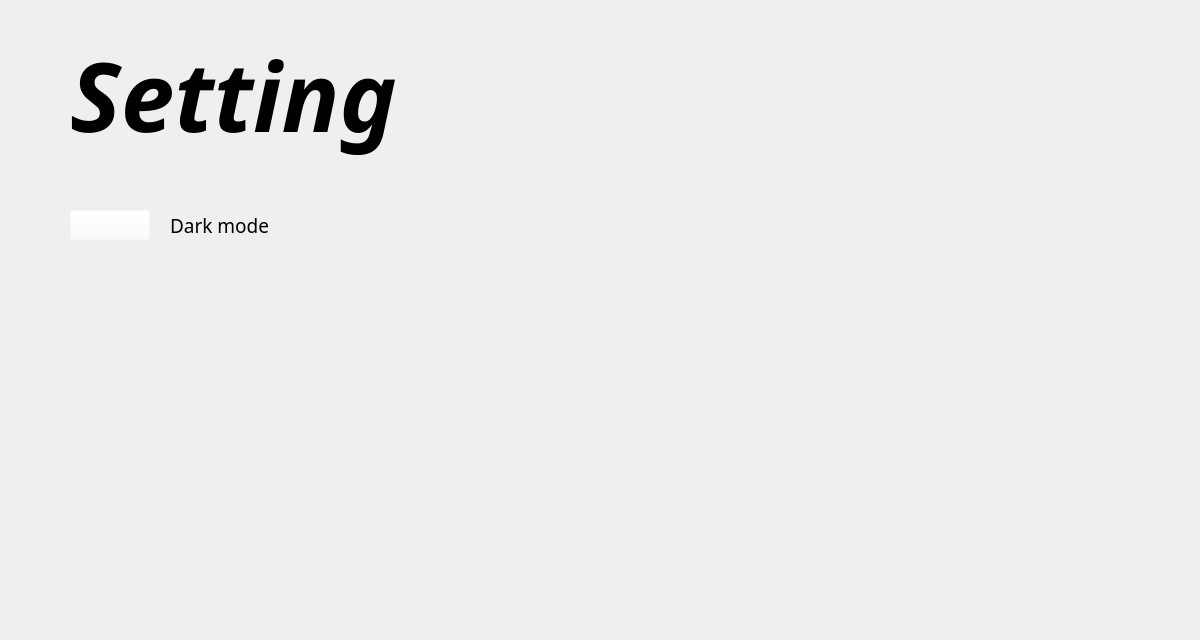
chanongul/Booque, file rsrc/ui/setting.ui: the form before one commit.
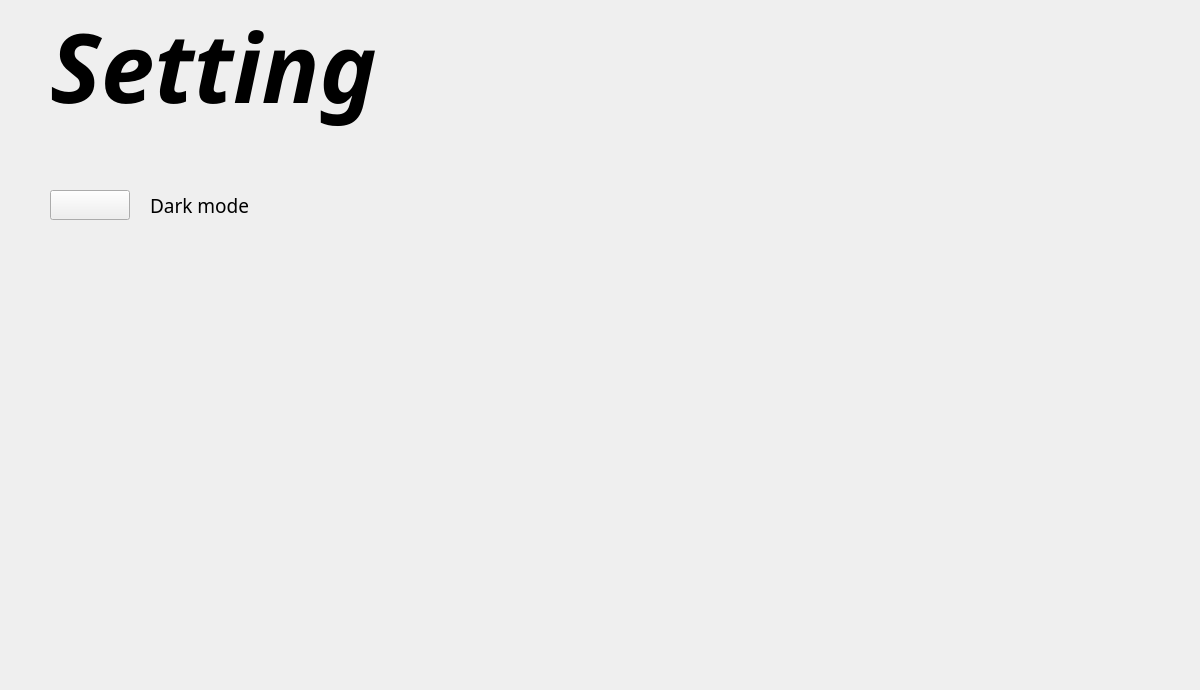
The form after the commit. Icons and pictures are not drawn.

```diff
--- a/rsrc/ui/setting.ui
+++ b/rsrc/ui/setting.ui
@@ -7,32 +7,30 @@
     <x>0</x>
     <y>0</y>
     <width>1200</width>
-    <height>640</height>
+    <height>690</height>
    </rect>
   </property>
   <property name="minimumSize">
    <size>
     <width>1200</width>
-    <height>640</height>
+    <height>690</height>
    </size>
   </property>
   <property name="styleSheet">
-   <string notr="true">#dark_mode {	
-	background-color: rgba(255, 255, 255, 0);
-}</string>
+   <string notr="true"/>
   </property>
   <layout class="QGridLayout" name="gridLayout">
    <property name="leftMargin">
-    <number>70</number>
+    <number>50</number>
    </property>
    <property name="topMargin">
-    <number>20</number>
+    <number>0</number>
    </property>
    <property name="rightMargin">
-    <number>70</number>
+    <number>50</number>
    </property>
    <property name="bottomMargin">
-    <number>70</number>
+    <number>50</number>
    </property>
    <property name="spacing">
     <number>0</number>
@@ -67,13 +65,7 @@
     <widget class="QLabel" name="req_label">
      <property name="minimumSize">
       <size>
-       <width>600</width>
-       <height>150</height>
-      </size>
-     </property>
-     <property name="maximumSize">
-      <size>
-       <width>600</width>
+       <width>1200</width>
        <height>150</height>
       </size>
      </property>
@@ -90,7 +82,7 @@
       <string>Setting</string>
      </property>
      <property name="alignment">
-      <set>Qt::AlignLeading|Qt::AlignLeft|Qt::AlignVCenter</set>
+      <set>Qt::AlignLeading|Qt::AlignLeft|Qt::AlignTop</set>
      </property>
     </widget>
    </item>
```
Left out of the diff: 2 changed lines with no effect on the pictures.
